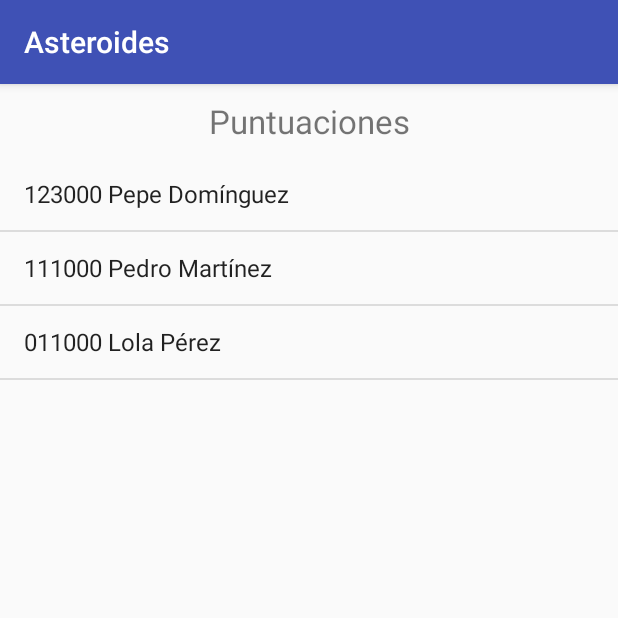
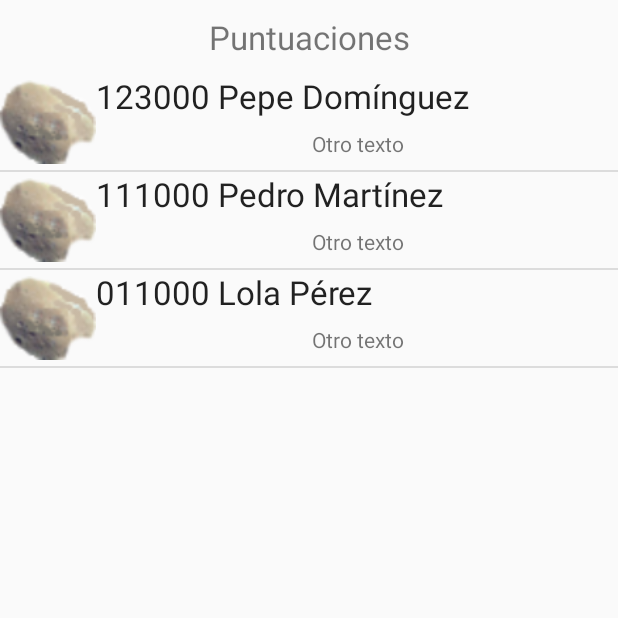
Before and after one commit to Fran250581/Asteroides, an Android app: the screen it shows after launch (Puntuaciones before the commit, Puntuaciones2 after it), after a tap on "PUNTUACIONES", on a phone screen of 412 x 824 dp, the top half of it. Run offline under Robolectric (Android 15) with nearby library versions, the phone set to English and light mode, and no system bars.

Commit message:
Commit 11 - Parte 2 (paso 1) ListView mediante adaptadores del sistema y Layouts personalizados

```diff
--- a/app/src/main/AndroidManifest.xml
+++ b/app/src/main/AndroidManifest.xml
@@ -24,6 +24,7 @@
         <activity android:name=".Prefs"/>
         <activity android:name=".PrefsActivity"/>
         <activity android:name=".Puntuaciones"/>
+        <activity android:name=".Puntuaciones2"/>
 
     </application>
 
--- a/app/src/main/java/com/example/fran/asteroides/AlmacenPuntuacionesArray.java
+++ b/app/src/main/java/com/example/fran/asteroides/AlmacenPuntuacionesArray.java
@@ -17,6 +17,7 @@ public class AlmacenPuntuacionesArray implements AlmacenPuntuaciones  {
         return  puntuaciones;
     }
 
+    @Override
     public boolean hayPuntuaciones() {
         return (!puntuaciones.isEmpty());
     }
--- a/app/src/main/java/com/example/fran/asteroides/MainActivity.java
+++ b/app/src/main/java/com/example/fran/asteroides/MainActivity.java
@@ -48,7 +48,7 @@ public class MainActivity extends AppCompatActivity implements View.OnClickListe
             startActivity(i);
         }
         if (v.getId()==R.id.botonPuntuaciones) {
-            Intent i = new Intent(this, Puntuaciones.class);
+            Intent i = new Intent(this, Puntuaciones2.class);
             startActivity(i);
         }
     }
--- /dev/null
+++ b/app/src/main/java/com/example/fran/asteroides/Puntuaciones2.java
@@ -0,0 +1,19 @@
+package com.example.fran.asteroides;
+
+import android.app.ListActivity;
+import android.os.Bundle;
+import android.widget.ArrayAdapter;
+
+public class Puntuaciones2 extends ListActivity {
+
+    @Override
+    public void onCreate(Bundle savedInstanceState) {
+        super.onCreate(savedInstanceState);
+        setContentView(R.layout.puntuaciones);
+        setListAdapter(new ArrayAdapter<>(this,
+                R.layout.elemento_lista,
+                R.id.titulo,
+                MainActivity.getAlmacen().listaPuntuaciones(10)));
+    }
+
+}
--- /dev/null
+++ b/app/src/main/res/layout/elemento_lista.xml
@@ -0,0 +1,31 @@
+<?xml version="1.0" encoding="utf-8"?>
+<RelativeLayout
+    xmlns:android="http://schemas.android.com/apk/res/android"
+    android:layout_width="match_parent"
+    android:layout_height="?android:attr/listPreferredItemHeight">
+    <ImageView
+        android:id="@+id/icono"
+        android:layout_width="?android:attr/listPreferredItemHeight"
+        android:layout_height="match_parent"
+        android:layout_alignParentLeft="true"
+        android:layout_alignParentStart="true"
+        android:contentDescription="@string/desc_ico_asteroide"
+        android:src="@drawable/asteroide2" />
+    <TextView android:id="@+id/titulo"
+        android:layout_width="match_parent"
+        android:layout_height="wrap_content"
+        android:layout_toRightOf="@id/icono"
+        android:layout_toEndOf="@id/icono"
+        android:layout_alignParentTop="true"
+        android:textAppearance="?android:attr/textAppearanceLarge"
+        android:singleLine="true" />
+    <TextView android:id="@+id/subtitulo"
+        android:layout_width="match_parent"
+        android:layout_height="match_parent"
+        android:text="@string/otro_texto"
+        android:layout_toRightOf="@id/icono"
+        android:layout_toEndOf="@id/icono"
+        android:layout_below="@id/titulo"
+        android:layout_alignParentBottom="true"
+        android:gravity="center"/>
+</RelativeLayout>
--- a/app/src/main/res/values/strings.xml
+++ b/app/src/main/res/values/strings.xml
@@ -53,5 +53,7 @@
     <!-- Lista Puntuaciones. -->
     <string name="hay_Puntuaciones">Puntuaciones</string>
     <string name="no_hay_puntuaciones">No hay puntuaciones</string>
+    <string name="desc_ico_asteroide">Descripción</string>
+    <string name="otro_texto">Otro texto</string>
 
 </resources>
```
Also changed, not shown: app/src/main/res/drawable/asteroide1.png (added), app/src/main/res/drawable/asteroide2.png (added), app/src/main/res/drawable/asteroide3.png (added), app/src/main/res/drawable/fondo.jpg (added), app/src/main/res/drawable/misil1.png (added), app/src/main/res/drawable/misil2.png (added), app/src/main/res/drawable/misil3.png (added), app/src/main/res/drawable/nave.png (added), app/src/main/res/drawable/nave_fuego.png (added), 2 other files.
